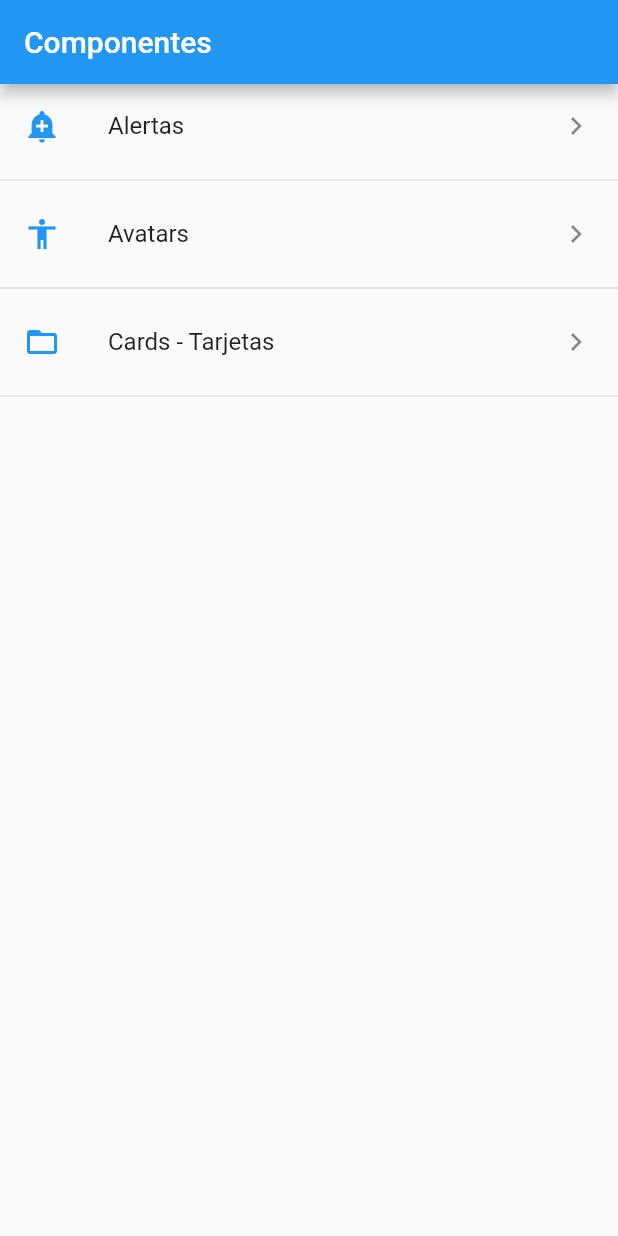
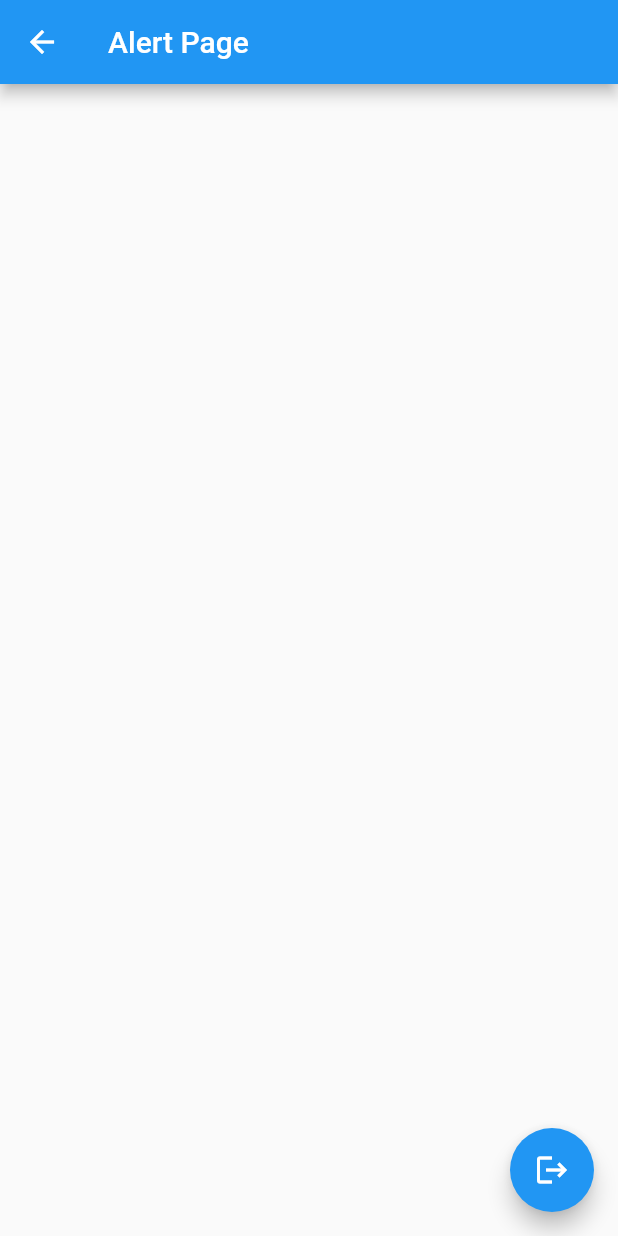
Before and after one commit to nic0lasApp/flutter_components, a Flutter app: the screen it shows after launch, after a tap on "Alertas", on a phone screen of 412 x 824 dp. Run offline on Flutter 3.47's test engine with Material 2 defaults, Android fonts, the phone set to English and light mode, and no system bars.

Commit message:
feat: se implementa navegación entre página home y pagia alert. - También se implementa el botón para regresar.

```diff
--- /dev/null
+++ b/lib/src/pages/alert_page.dart
@@ -0,0 +1,20 @@
+import 'package:flutter/material.dart';
+
+class AlertPage extends StatelessWidget {
+  const AlertPage({Key? key}) : super(key: key);
+
+  @override
+  Widget build(BuildContext context) {
+    return Scaffold(
+      appBar: AppBar(
+        title: Text('Alert Page'),
+      ),
+      floatingActionButton: FloatingActionButton(
+        child: Icon(Icons.logout),
+        onPressed: () {
+          Navigator.pop(context);
+        },
+      ),
+    );
+  }
+}
--- a/lib/src/pages/home_page.dart
+++ b/lib/src/pages/home_page.dart
@@ -1,5 +1,6 @@
 // ignore_for_file: prefer_const_constructors, avoid_print
 
+import 'package:componentes/src/pages/alert_page.dart';
 import 'package:flutter/material.dart';
 import 'package:componentes/src/providers/menu_provider.dart';
 import 'package:componentes/src/utils/icono_string_util.dart';
@@ -29,7 +30,7 @@ class HomePage extends StatelessWidget {
       initialData: [],
       builder: (BuildContext context, AsyncSnapshot<dynamic> snapshot) {
         return ListView(
-          children: _listaItems(snapshot.data),
+          children: _listaItems(snapshot.data, context),
         );
       },
     );
@@ -37,14 +38,17 @@ class HomePage extends StatelessWidget {
     /**/
   }
 
-  List<Widget> _listaItems(List<dynamic> data) {
+  List<Widget> _listaItems(List<dynamic> data, BuildContext context) {
     final List<Widget> opciones = [];
     data.forEach((element) {
       final widgetTemp = ListTile(
         title: Text(element['texto']),
         leading: getIcon(element['icon']),
         trailing: Icon(Icons.keyboard_arrow_right),
-        onTap: () {},
+        onTap: () {
+          final route = MaterialPageRoute(builder: (context) => AlertPage());
+          Navigator.push(context, route);
+        },
       );
       opciones
         ..add(widgetTemp)
```
